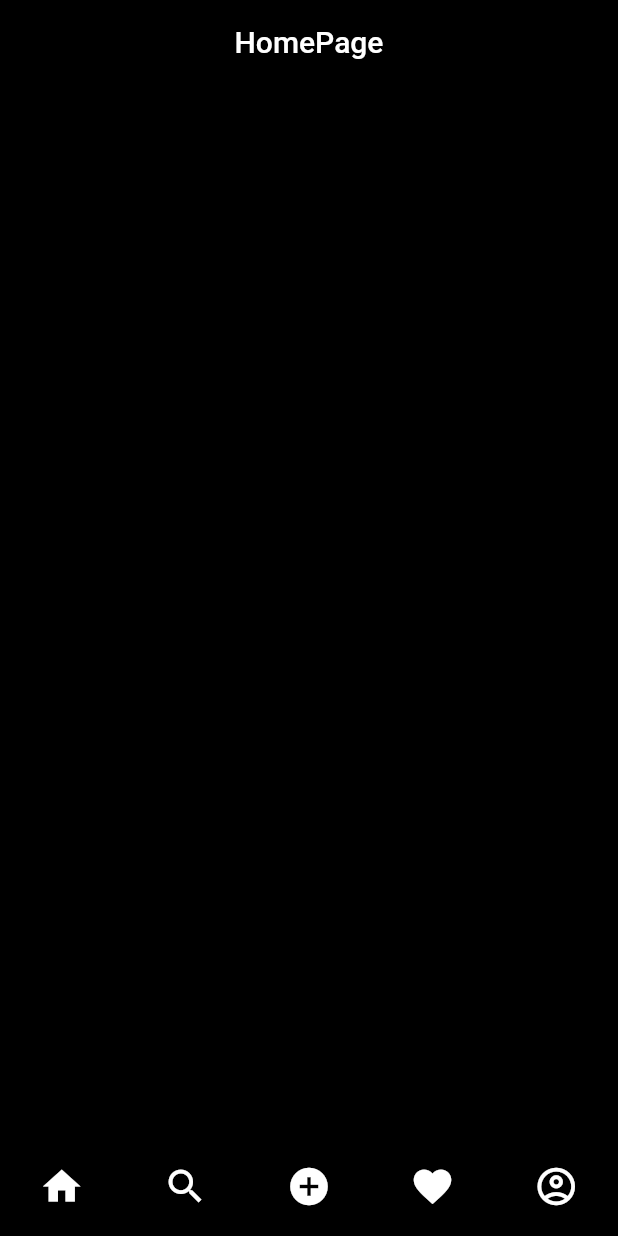
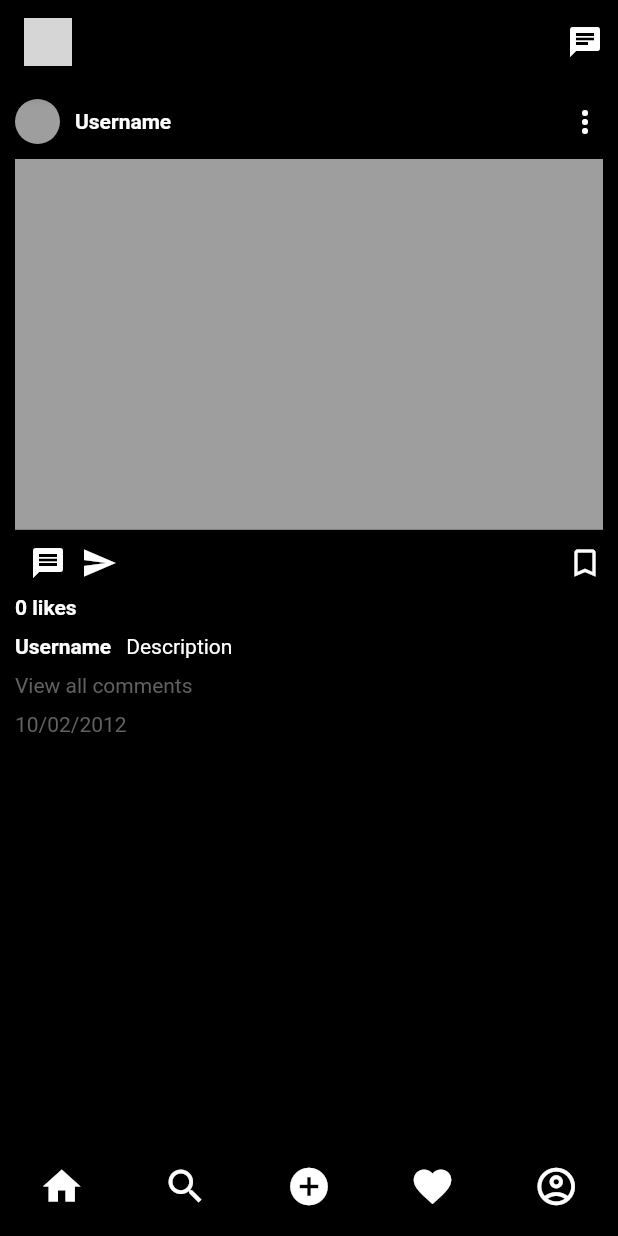
Before and after one commit to erjigit12/instagram-app-clone, a Flutter app: the screen it shows after launch, on a phone screen of 412 x 824 dp. Run offline on Flutter 3.47's test engine with Material 3 defaults, Android fonts, the phone set to English and light mode, and no system bars; our stand-ins replace firebase_core, flutter_svg; accounts and stored records are empty; grey boxes are pictures that could not be loaded.

Commit message:
ui commmitt

```diff
--- a/lib/src/features/presentation/page/home/home_page.dart
+++ b/lib/src/features/presentation/page/home/home_page.dart
@@ -1,4 +1,6 @@
+// ignore_for_file: deprecated_member_use
 import 'package:flutter/material.dart';
+import 'package:flutter_svg/flutter_svg.dart';
 import 'package:instagram_app_clone/src/core/consts/consts.dart';
 
 class HomePage extends StatelessWidget {
@@ -9,8 +11,136 @@ class HomePage extends StatelessWidget {
       backgroundColor: backgroundColor,
       appBar: AppBar(
         backgroundColor: backgroundColor,
-        title: const Text('HomePage'),
-        centerTitle: true,
+        title: SvgPicture.asset(
+          "assets/ic_instagram.svg",
+          color: primaryColor,
+          height: 32,
+        ),
+        actions: const [
+          Padding(
+            padding: EdgeInsets.only(right: 10),
+            child: Icon(Icons.chat, color: primaryColor),
+          ),
+        ],
+      ),
+      body: Padding(
+        padding: const EdgeInsets.symmetric(horizontal: 10.0, vertical: 10),
+        child: Column(
+          crossAxisAlignment: CrossAxisAlignment.start,
+          children: [
+            Row(
+              mainAxisAlignment: MainAxisAlignment.spaceBetween,
+              children: [
+                GestureDetector(
+                  onTap: () {},
+                  child: Row(
+                    children: [
+                      SizedBox(
+                        width: 30,
+                        height: 30,
+                        child: ClipRRect(
+                          borderRadius: BorderRadius.circular(15),
+                          child: Container(
+                            color: secondaryColor,
+                          ),
+                        ),
+                      ),
+                      sizeHor(10),
+                      const Text(
+                        "Username",
+                        style: TextStyle(
+                          color: primaryColor,
+                          fontWeight: FontWeight.bold,
+                        ),
+                      )
+                    ],
+                  ),
+                ),
+                GestureDetector(
+                    onTap: () {},
+                    child: const Icon(
+                      Icons.more_vert,
+                      color: primaryColor,
+                    ))
+              ],
+            ),
+            sizeVer(10),
+            GestureDetector(
+              onDoubleTap: () {},
+              child: Stack(
+                alignment: Alignment.center,
+                children: [
+                  SizedBox(
+                    width: double.infinity,
+                    height: MediaQuery.of(context).size.height * 0.30,
+                    child: Container(
+                      color: secondaryColor,
+                    ),
+                  ),
+                ],
+              ),
+            ),
+            sizeVer(10),
+            Row(
+              mainAxisAlignment: MainAxisAlignment.spaceBetween,
+              children: [
+                Row(
+                  children: [
+                    sizeHor(10),
+                    GestureDetector(
+                        onTap: () {},
+                        child: const Icon(
+                          Icons.message,
+                          color: primaryColor,
+                        )),
+                    sizeHor(10),
+                    const Icon(
+                      Icons.send,
+                      color: primaryColor,
+                    ),
+                  ],
+                ),
+                const Icon(
+                  Icons.bookmark_border,
+                  color: primaryColor,
+                )
+              ],
+            ),
+            sizeVer(10),
+            const Text(
+              "0 likes",
+              style:
+                  TextStyle(color: primaryColor, fontWeight: FontWeight.bold),
+            ),
+            sizeVer(10),
+            Row(
+              children: [
+                const Text(
+                  "Username",
+                  style: TextStyle(
+                      color: primaryColor, fontWeight: FontWeight.bold),
+                ),
+                sizeHor(10),
+                const Text(
+                  "Description",
+                  style: TextStyle(color: primaryColor),
+                ),
+              ],
+            ),
+            sizeVer(10),
+            GestureDetector(
+                onTap: () {},
+                child: const Text(
+                  "View all comments",
+                  style: TextStyle(color: darkGreyColor),
+                )),
+            sizeVer(10),
+            const Text(
+              "10/02/2012",
+              style: TextStyle(color: darkGreyColor),
+            ),
+          ],
+        ),
       ),
     );
   }
```
Also changed, not shown: lib/src/features/presentation/page/search/search_page.dart (+51 -4 lines), lib/src/features/presentation/page/search/widgets/search_widget.dart (added, +32 -0 lines).
